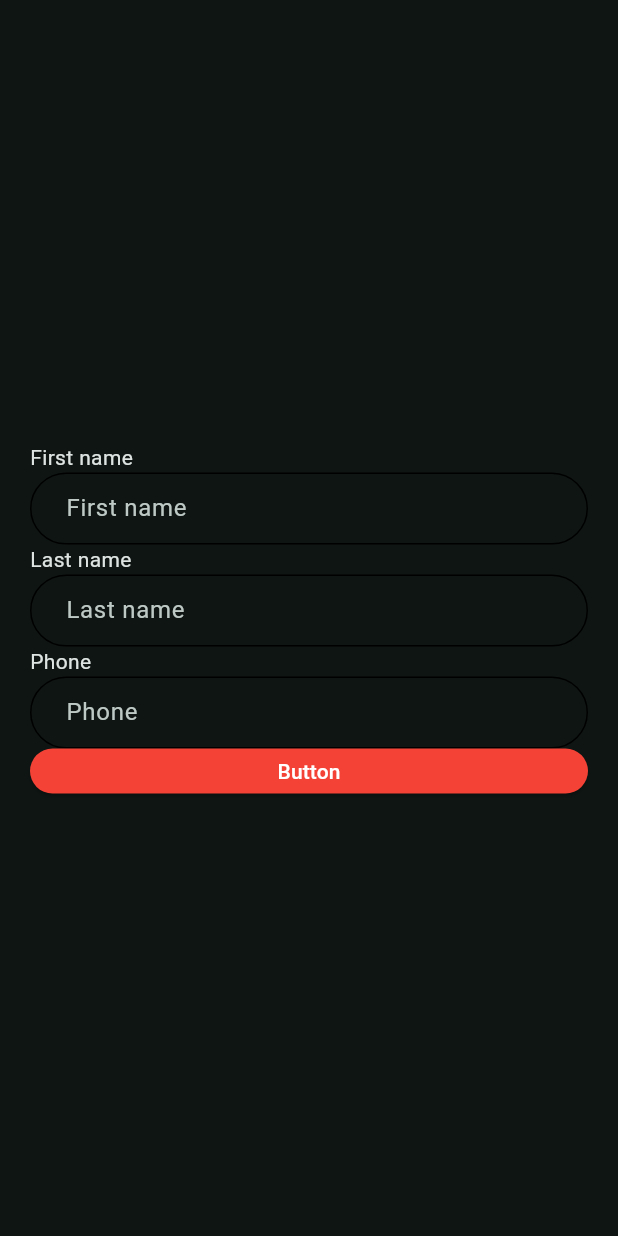
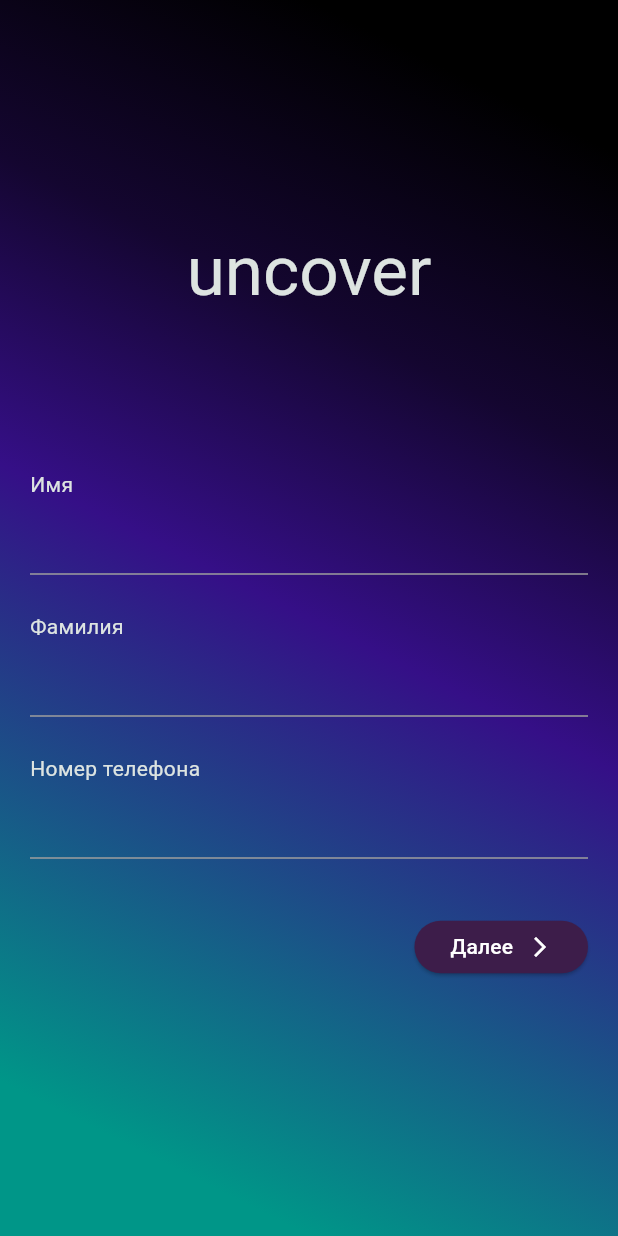
Before and after one commit to igorkhvan/uncover, a Flutter app: the RegisterScreen screen opened directly, on a phone screen of 412 x 824 dp. Run offline on Flutter 3.47's test engine with Material 3 defaults, Android fonts, the phone set to English and light mode, and no system bars; our stand-ins replace firebase_core, firebase_messaging, mask_text_input_formatter, rxdart, shared_preferences; accounts and stored records are empty; Roboto replaces fonts that are missing (Helvetica).

Commit message:
register_screen.dart design implemented

```diff
--- a/lib/main.dart
+++ b/lib/main.dart
@@ -117,7 +117,7 @@ class _UncoverState extends State<Uncover> {
     return MaterialApp(
       title: 'Uncover',
       theme: my_theme.myTheme,
-      home: const LoginScreen(),
+      home: const RegisterScreen(),
     );
   }
 }
--- a/lib/ui/auth/register_screen.dart
+++ b/lib/ui/auth/register_screen.dart
@@ -1,10 +1,10 @@
 import 'package:flutter/foundation.dart';
 import 'package:flutter/material.dart';
+import 'package:mask_text_input_formatter/mask_text_input_formatter.dart';
 import 'package:provider/provider.dart';
 import 'package:uncover/logic/providers/account_provider.dart';
 import 'package:uncover/ui/auth/main_screen.dart';
 import 'package:uncover/ui/components/rounded_button.dart';
-import 'package:uncover/ui/components/text_field_rounded.dart';
 import 'package:uncover/ui/decorations.dart';
 
 class RegisterScreen extends StatefulWidget {
@@ -15,53 +15,139 @@ class RegisterScreen extends StatefulWidget {
 }
 
 class _RegisterScreenState extends State<RegisterScreen> {
-  String? firstName;
+  String? _name;
+  String? _surname;
+  String? _phone;
 
-  String? lastName;
+  late double _screenHeight;
+  final _phoneController = TextEditingController();
+  final _nameController = TextEditingController();
+  final _surnameController = TextEditingController();
 
-  String? phone;
+  final FocusNode _phoneFocus = FocusNode();
+  final FocusNode _nameFocus = FocusNode();
+  final FocusNode _surnameFocus = FocusNode();
+
+  var maskFormatter = MaskTextInputFormatter(
+      mask: "+7 (###) ###-##-##",
+      filter: {"#": RegExp(r'[0-9]')},
+      type: MaskAutoCompletionType.lazy);
 
   @override
   Widget build(BuildContext context) {
-    return Scaffold(
-      body: Padding(
-        padding: const EdgeInsets.symmetric(
-            vertical: verticalPadding, horizontal: horizontalPadding),
+    _screenHeight = MediaQuery.of(context).size.height;
+
+    return Stack(
+      children: [
+        Container(
+          decoration: mainBackgroundDecoration,
+        ),
+        GestureDetector(
+          onTap: () {
+            FocusScope.of(context).unfocus();
+          },
+          child: SafeArea(
+            child: Scaffold(
+              resizeToAvoidBottomInset: false,
+              backgroundColor: Colors.transparent,
+              body: SafeArea(
+                child: screenElements(),
+              ),
+            ),
+          ),
+        ),
+      ],
+    );
+  }
+
+  Widget screenElements() {
+    return Padding(
+      padding: const EdgeInsets.symmetric(horizontal: 20.0),
       child: Column(
-          mainAxisAlignment: MainAxisAlignment.center,
         crossAxisAlignment: CrossAxisAlignment.stretch,
         children: [
-            const Text('First name'),
-            TextFieldRounded(
-              hintText: 'First name',
+          SizedBox(height: _screenHeight * 0.18),
+          SizedBox(
+            height: _screenHeight * 0.08,
+            child: const FittedBox(
+              fit: BoxFit.scaleDown,
+              child: Text(
+                'uncover',
+                style: TextStyle(
+                  fontSize: 500.0,
+                ),
+              ),
+            ),
+          ),
+          SizedBox(height: _screenHeight * 0.12),
+          const Text('Имя'),
+          TextField(
+            focusNode: _nameFocus,
+            decoration: textFieldUnderlinedDecoration.copyWith(
+              hintText: '',
+            ),
+            cursorColor: Colors.white,
+            keyboardType: TextInputType.text,
+            style: const TextStyle(fontSize: 20.0),
             onChanged: (value) {
-                firstName = value;
+              _name = value;
             },
+            textInputAction: TextInputAction.next,
+            onSubmitted: (value) {
+              _name = value;
+            },
+            controller: _nameController,
           ),
-            const Text(
-              'Last name',
+          SizedBox(height: _screenHeight * 0.03),
+          const Text('Фамилия'),
+          TextField(
+            focusNode: _surnameFocus,
+            decoration: textFieldUnderlinedDecoration.copyWith(
+              hintText: '',
             ),
-            TextFieldRounded(
-              hintText: 'Last name',
+            cursorColor: Colors.white,
+            keyboardType: TextInputType.text,
+            style: const TextStyle(fontSize: 20.0),
             onChanged: (value) {
-                lastName = value;
+              _surname = value;
             },
+            textInputAction: TextInputAction.next,
+            onSubmitted: (value) {
+              _surname = value;
+            },
+            controller: _surnameController,
           ),
-            const Text(
-              'Phone',
+          SizedBox(height: _screenHeight * 0.03),
+          const Text('Номер телефона'),
+          TextField(
+            focusNode: _phoneFocus,
+            inputFormatters: [maskFormatter],
+            decoration: textFieldUnderlinedDecoration.copyWith(
+              hintText: '',
             ),
-            TextFieldRounded(
-              hintText: 'Phone',
+            cursorColor: Colors.white,
+            keyboardType: TextInputType.phone,
+            style: const TextStyle(fontSize: 20.0),
             onChanged: (value) {
-                phone = value;
+              _phone = value;
+              if (kDebugMode) print(maskFormatter.getUnmaskedText());
             },
+            textInputAction: TextInputAction.done,
+            onSubmitted: (value) {
+              _phone = value;
+              if (kDebugMode) print(maskFormatter.getUnmaskedText());
+            },
+            controller: _phoneController,
           ),
+          SizedBox(height: _screenHeight * 0.05),
+          Row(
+            mainAxisAlignment: MainAxisAlignment.end,
+            children: [
               RoundedButton(
                 onPressed: () {
                   Provider.of<AccountProvider>(context, listen: false)
-                    .register(firstName, lastName, phone)
-                    .then(
-                  (success) {
+                      .register(_name, _surname, _phone)
+                      .then((success) {
                     if (kDebugMode) print(success ? 'success' : 'not success');
                     if (success) {
                       Navigator.push(
@@ -69,12 +155,15 @@ class _RegisterScreenState extends State<RegisterScreen> {
                           MaterialPageRoute(
                               builder: (context) => const MainScreen()));
                     }
+                  });
                 },
-                );
-              },
+                backgroundColor: const Color.fromRGBO(61, 29, 74, 1),
+                buttonText: 'Далее',
+                trailIcon: Icons.arrow_forward_ios_sharp,
               ),
             ],
           ),
+        ],
       ),
     );
   }
--- a/lib/ui/components/rounded_button.dart
+++ b/lib/ui/components/rounded_button.dart
@@ -20,7 +20,7 @@ class RoundedButton extends StatelessWidget {
   @override
   Widget build(BuildContext context) {
     return SizedBox(
-      height: 30.0,
+      height: 35.0,
       child: ElevatedButton(
         onPressed: onPressed,
         style: ElevatedButton.styleFrom(
--- a/lib/ui/decorations.dart
+++ b/lib/ui/decorations.dart
@@ -42,6 +42,7 @@ const textFieldUnderlinedDecoration = InputDecoration(
   contentPadding: EdgeInsets.symmetric(
     vertical: 10.0,
   ),
+
 );
 
 const focusedInputBorder = UnderlineInputBorder(
```
Also changed, not shown: lib/ui/auth/login_screen.dart (+45 -7 lines). Lines whose indentation alone changed are shown as unchanged.
